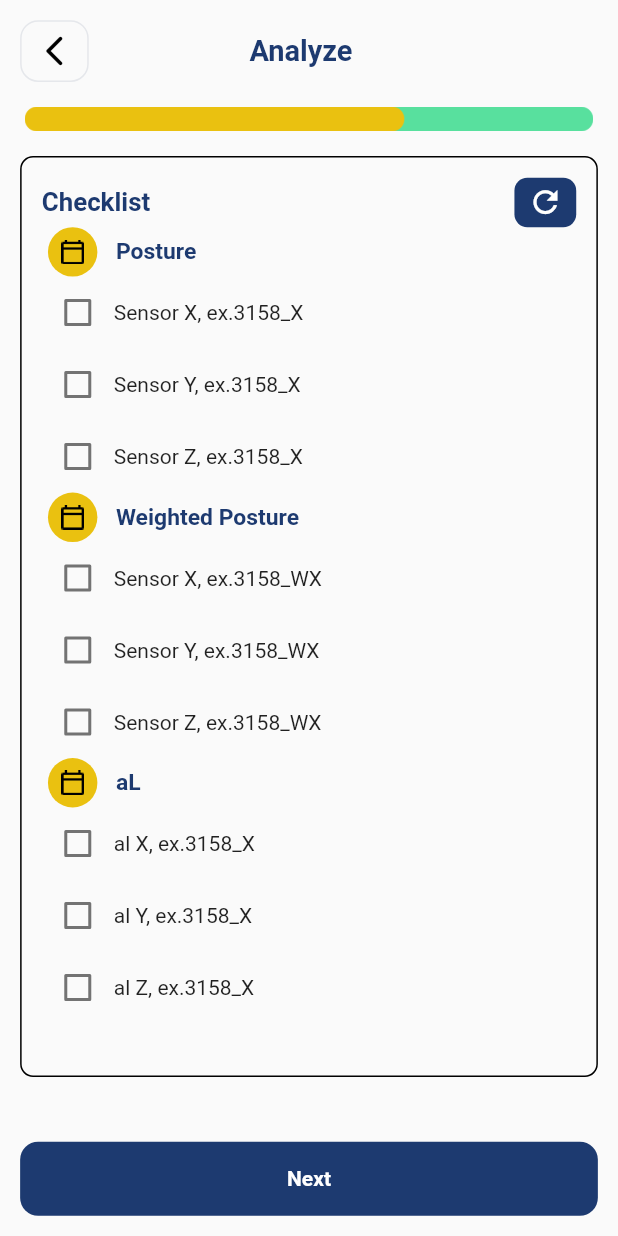
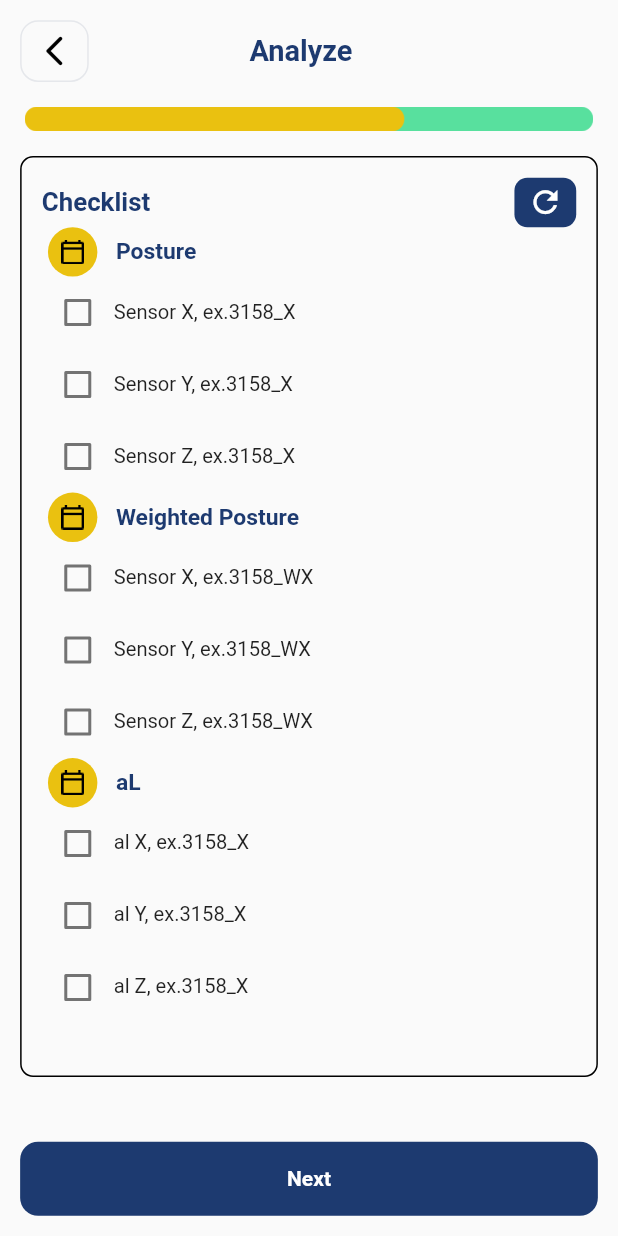
Before and after one commit to anshd258/Lumber-Spine-app-and-web, a Flutter app: the ChecklistScreen screen opened by its route, on a phone screen of 412 x 824 dp. Run offline on Flutter 3.47's test engine with Material 2 defaults, Android fonts, the light colour scheme and no system bars; our stand-ins replace carousel_slider, file_picker, font_awesome_flutter, google_fonts, pinput, responsive_sizer; missing offline and left inert: email_otp.

Commit message:
Small changes

```diff
--- a/lib/UI/screens/checklist_screen.dart
+++ b/lib/UI/screens/checklist_screen.dart
@@ -123,7 +123,10 @@ class _ChecklistScreenState extends State<ChecklistScreen> {
                                   value: item.value,
                                   onChanged: (value) => onAllClicked(item),
                                 ),
-                                Text(item.title),
+                                Text(
+                                  item.title,
+                                  style: GoogleFonts.roboto(fontSize: 15.sp),
+                                ),
                               ],
                             ),
                           ],
@@ -139,7 +142,10 @@ class _ChecklistScreenState extends State<ChecklistScreen> {
                                   value: item.value,
                                   onChanged: (value) => onAllClicked(item),
                                 ),
-                                Text(item.title),
+                                Text(
+                                  item.title,
+                                  style: GoogleFonts.roboto(fontSize: 15.sp),
+                                ),
                               ],
                             ),
                           ],
@@ -155,7 +161,10 @@ class _ChecklistScreenState extends State<ChecklistScreen> {
                                   value: item.value,
                                   onChanged: (value) => onAllClicked(item),
                                 ),
-                                Text(item.title),
+                                Text(
+                                  item.title,
+                                  style: GoogleFonts.roboto(fontSize: 15.sp),
+                                ),
                               ],
                             ),
                           ],
```
